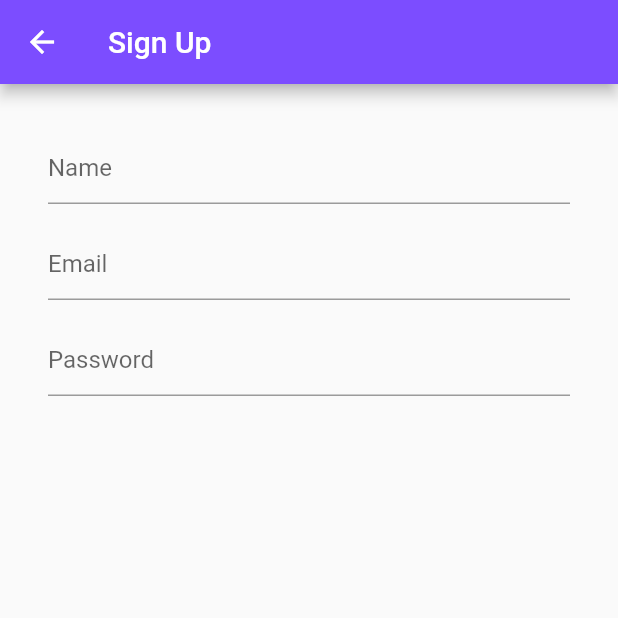
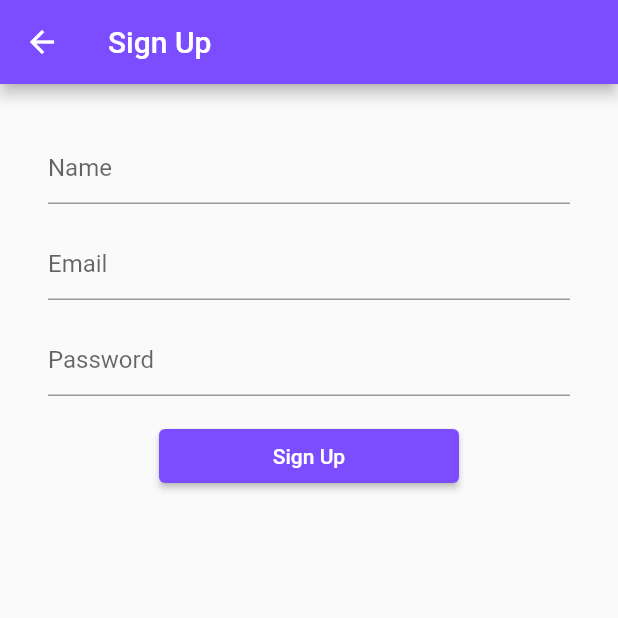
Before and after one commit to Arna98/Navigate-to-screen, a Flutter app: the SignupPage screen opened directly, on a phone screen of 412 x 824 dp, the top half of it. Run offline on Flutter 3.47's test engine with Material 2 defaults, Android fonts, the phone set to English and light mode, and no system bars.

Commit message:
write button for sign up

```diff
--- a/lib/screens/signup.dart
+++ b/lib/screens/signup.dart
@@ -13,7 +13,7 @@ class SignupPage extends StatelessWidget {
       ),
       body: Padding(
         padding: const EdgeInsets.all(32),
-        child: Column(children: const [
+        child: Column(children: [
           Padding(
             padding: EdgeInsets.only(bottom: 16),
             child: TextField(
@@ -44,8 +44,18 @@ class SignupPage extends StatelessWidget {
                           color: Colors.deepPurpleAccent, width: 2))),
             ),
           ),
+          ElevatedButton(
+              onPressed: () {
+                _sendDataToHomePage(context);
+              },
+              style: ElevatedButton.styleFrom(
+                  primary: Colors.deepPurpleAccent,
+                  fixedSize: const Size(200, 30)),
+              child: const Text("Sign Up"))
         ]),
       ),
     );
   }
 }
+
+void _sendDataToHomePage(BuildContext context) {}
```
